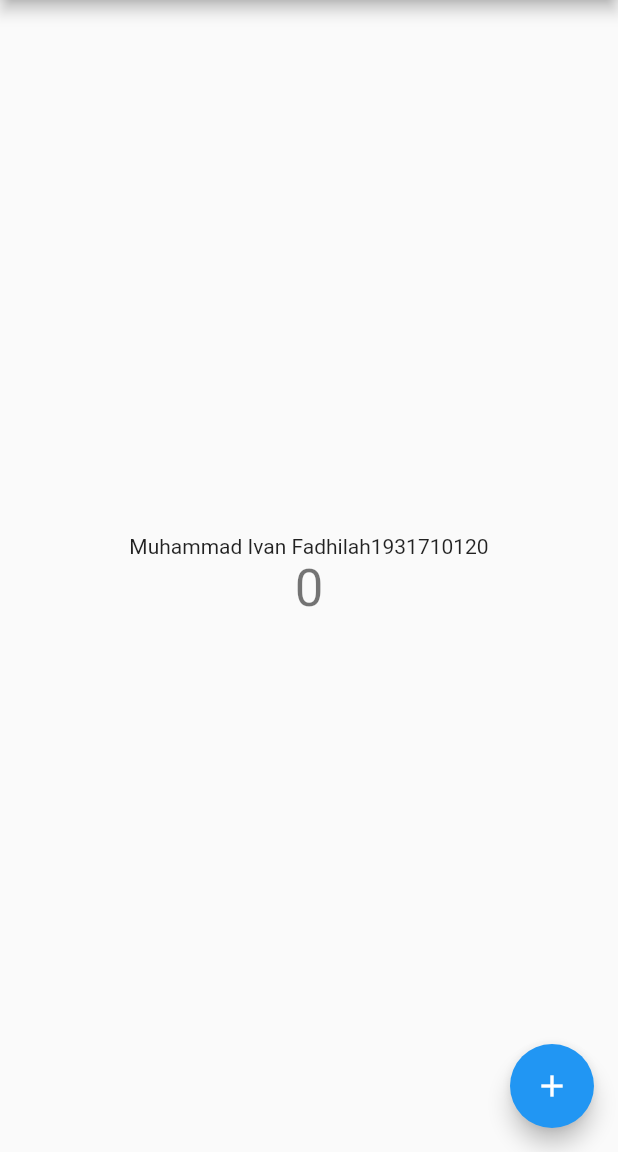
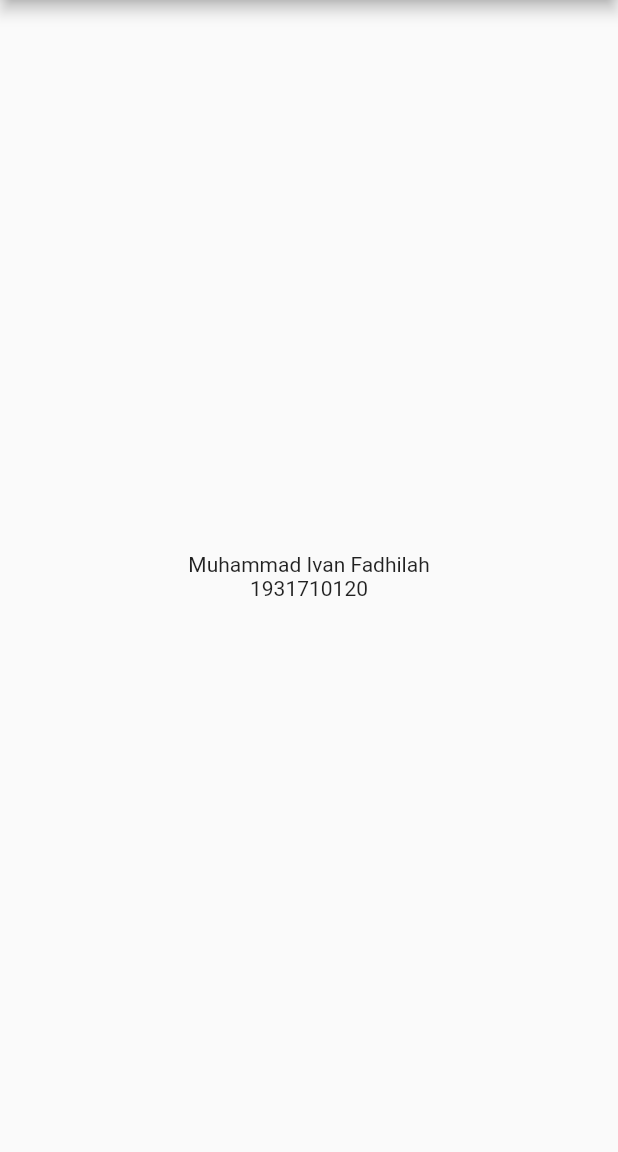
Before and after one commit to ivanjr22/polinema_mobile_flutter_hello, a Flutter app: the screen it shows after launch, on a phone screen of 412 x 824 dp, the part 84-1236 px from its top. Run offline on Flutter 3.47's test engine with Material 2 defaults, Android fonts, the phone set to English and light mode, and no system bars.

Commit message:
Tugas 1 Finish

```diff
--- a/lib/main.dart
+++ b/lib/main.dart
@@ -94,21 +94,15 @@ class _MyHomePageState extends State<MyHomePage> {
           mainAxisAlignment: MainAxisAlignment.center,
           children: <Widget>[
             Text(
-              'Muhammad Ivan Fadhilah'
-              '1931710120',
+              'Muhammad Ivan Fadhilah',
             ),
             Text(
-              '$_counter',
-              style: Theme.of(context).textTheme.headline4,
+              '1931710120',
             ),
           ],
         ),
       ),
-      floatingActionButton: FloatingActionButton(
-        onPressed: _incrementCounter,
-        tooltip: 'Increment',
-        child: Icon(Icons.add),
-      ), // This trailing comma makes auto-formatting nicer for build methods.
+
     );
   }
 }
```
